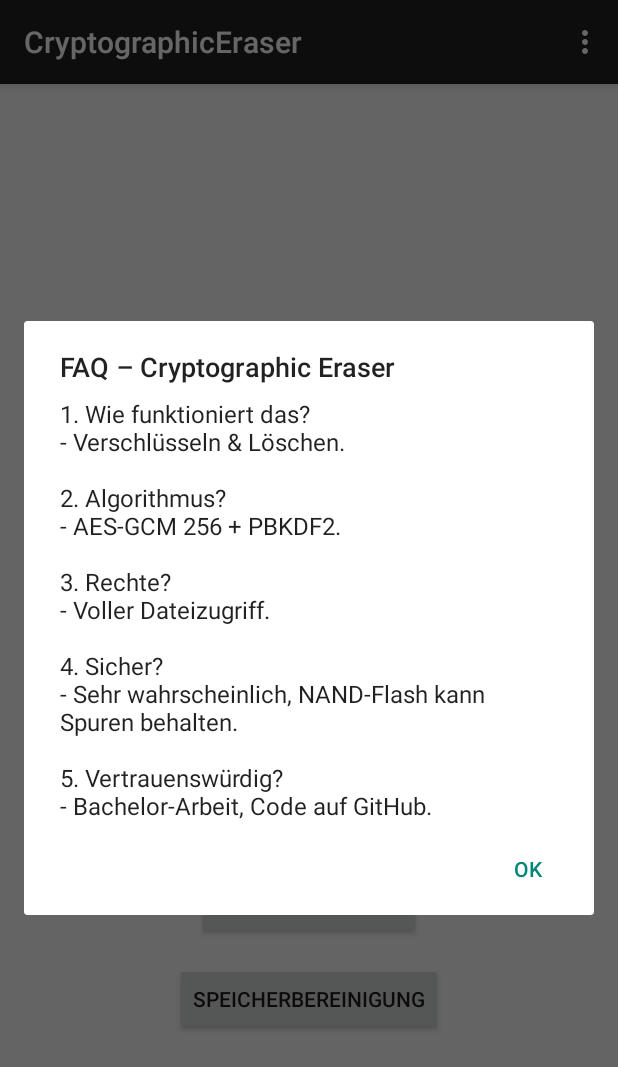
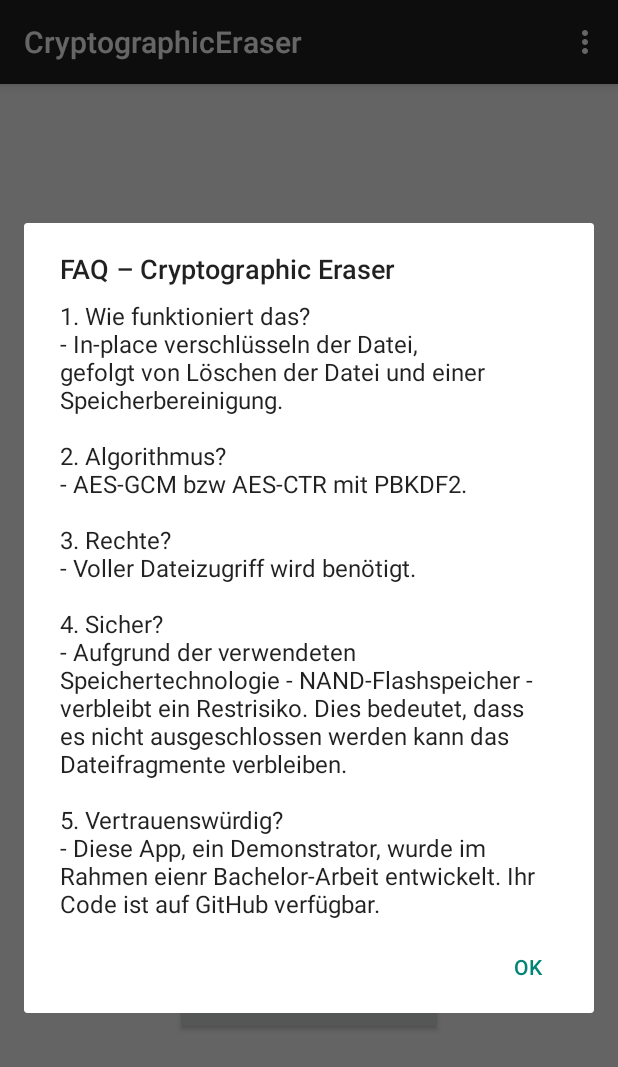
Before and after one commit to ratk87/CryptographicEraser, an Android app built with Jetpack Compose: the screen it shows after launch (MainActivity), in the options menu, after a tap on "FAQ", on a phone screen of 412 x 824 dp. Shown: the top 1067 px of the screen. Run offline under Robolectric (Android 15) with nearby library versions, the phone set to English and light mode, and no system bars; 2 statements that could not run were skipped.

Commit message:
FAQ Text angepasst. FileExplorer funktioneirt nicht, zeigt keine Daten

```diff
--- a/app/src/main/java/com/example/cryptographiceraser/MainActivity.kt
+++ b/app/src/main/java/com/example/cryptographiceraser/MainActivity.kt
@@ -12,7 +12,6 @@ import android.provider.Settings
 import android.view.Menu
 import android.view.MenuItem
 import android.widget.Button
-import android.widget.LinearLayout
 import android.widget.TextView
 import android.widget.Toast
 import androidx.appcompat.app.AppCompatActivity
@@ -200,15 +199,15 @@ class MainActivity : AppCompatActivity(), FileExplorer.OnFileSelectedListener {
                 .setTitle("FAQ – Cryptographic Eraser")
                 .setMessage(
                     "1. Wie funktioniert das?\n" +
-                            "- Verschlüsseln & Löschen.\n\n" +
+                            "- In-place verschlüsseln der Datei, gefolgt von Löschen der Datei und einer Speicherbereinigung.\n\n" +
                             "2. Algorithmus?\n" +
-                            "- AES-GCM 256 + PBKDF2.\n\n" +
+                            "- AES-GCM bzw AES-CTR mit PBKDF2.\n\n" +
                             "3. Rechte?\n" +
-                            "- Voller Dateizugriff.\n\n" +
+                            "- Voller Dateizugriff wird benötigt.\n\n" +
                             "4. Sicher?\n" +
-                            "- Sehr wahrscheinlich, NAND-Flash kann Spuren behalten.\n\n" +
+                            "- Aufgrund der verwendeten Speichertechnologie - NAND-Flashspeicher - verbleibt ein Restrisiko. Dies bedeutet, dass es nicht ausgeschlossen werden kann das Dateifragmente verbleiben.\n\n" +
                             "5. Vertrauenswürdig?\n" +
-                            "- Bachelor-Arbeit, Code auf GitHub."
+                            "- Diese App, ein Demonstrator, wurde im Rahmen eienr Bachelor-Arbeit entwickelt. Ihr Code ist auf GitHub verfügbar."
                 )
                 .setPositiveButton("OK", null)
                 .show()
```
